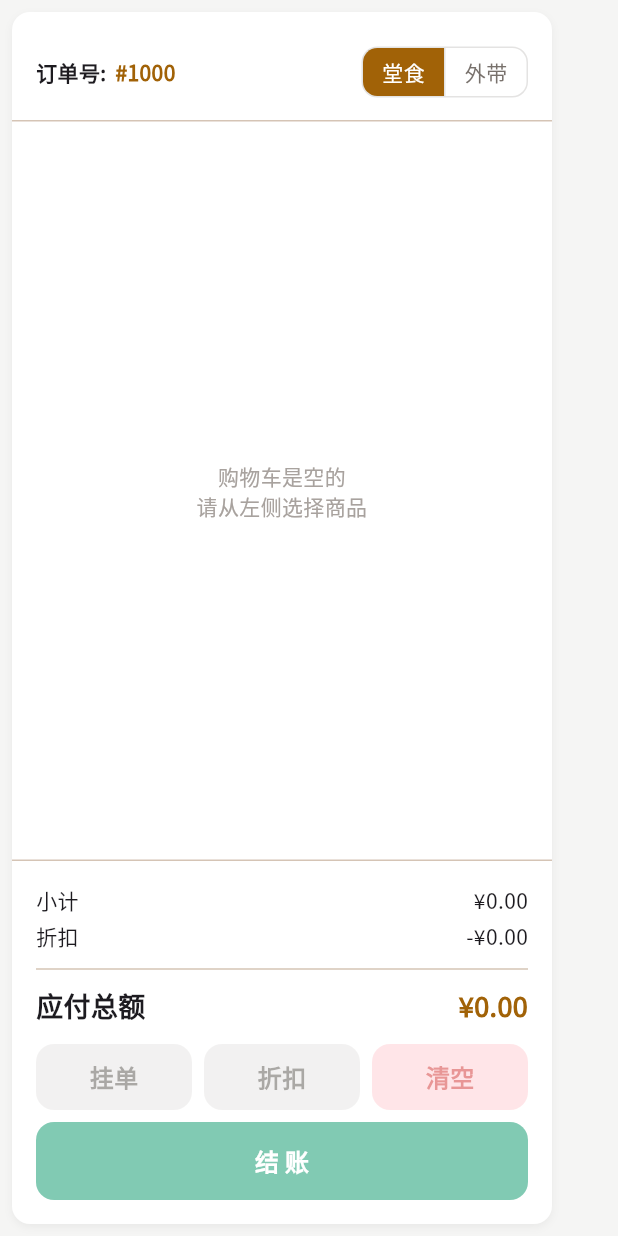
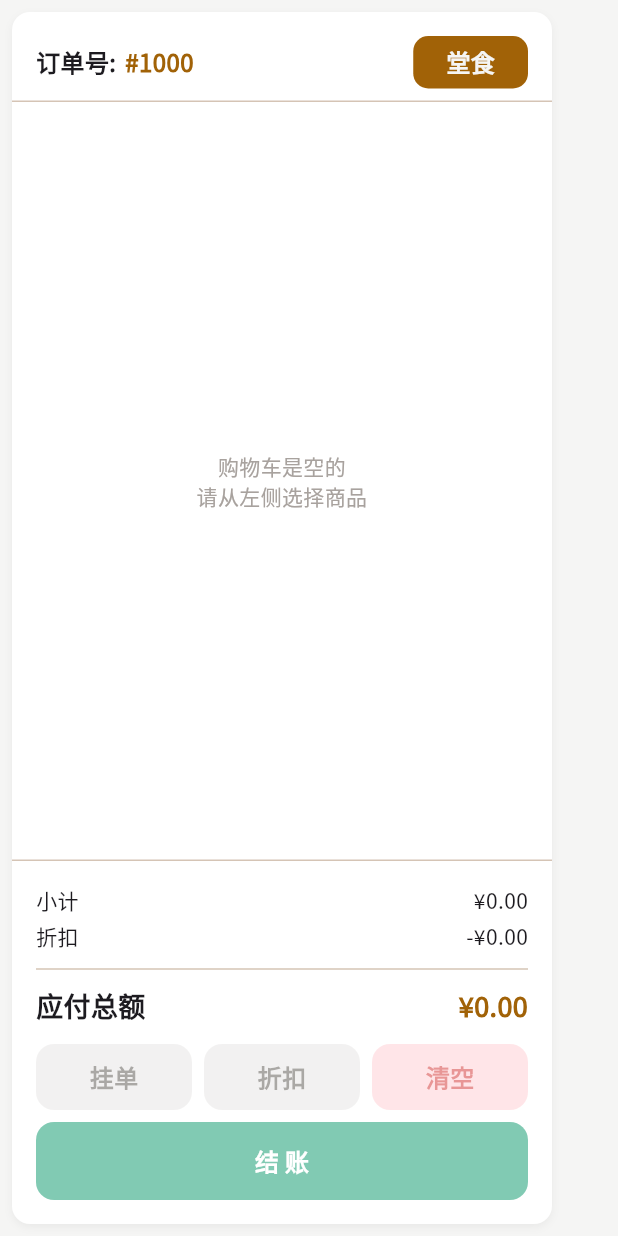
Before and after one commit to Aaron51FX/ShopStaffApp, a Flutter app: the CartPanel widget shown alone on an empty page, opened directly with empty values, on a phone screen of 412 x 824 dp. Run offline on Flutter 3.47's test engine with Material 3 defaults, Android fonts, the phone set to English and light mode, and no system bars; our stand-ins replace dio, equatable, flutter_riverpod, flutter_secure_storage, freezed_annotation, go_router and 3 more; missing offline and left inert: window_manager; accounts and stored records are empty.

Commit message:
modify bar info

```diff
--- a/shop_staff/lib/presentations/pos/widgets/cart_panel.dart
+++ b/shop_staff/lib/presentations/pos/widgets/cart_panel.dart
@@ -37,22 +37,18 @@ class CartPanel extends ConsumerWidget {
         Padding(
           padding: const EdgeInsets.fromLTRB(16, 16, 16, 8),
           child: Row(children: [
-            const Text('订单号:', style: TextStyle(fontWeight: FontWeight.bold)),
+            const Text('订单号:', style: TextStyle(fontWeight: FontWeight.bold, fontSize: 16)),
             const SizedBox(width: 6),
-            Text('#$orderNumber', style: const TextStyle(color: AppColors.amberPrimary, fontWeight: FontWeight.bold)),
+            Text('#$orderNumber', style: const TextStyle(color: AppColors.amberPrimary, fontWeight: FontWeight.bold, fontSize: 16)),
             const Spacer(),
-            ToggleButtons(
-              constraints: const BoxConstraints(minHeight: 32, minWidth: 54),
-              borderRadius: BorderRadius.circular(10),
-              isSelected: [orderMode == 'dine_in', orderMode == 'take_out'],
-              selectedColor: Colors.white,
-              fillColor: AppColors.amberPrimary,
-              color: AppColors.stone500,
-              onPressed: (i) {
-                final target = i == 0 ? 'dine_in' : 'take_out';
-                if (target != orderMode) vm.switchOrderMode();
-              },
-              children: const [Text('堂食'), Text('外带')],
+            //only display order mode
+            Container(
+              padding: const EdgeInsets.symmetric(horizontal: 22, vertical: 6),
+              decoration: BoxDecoration(
+                color: AppColors.amberPrimary,
+                borderRadius: BorderRadius.circular(10),
+              ),
+              child: Text(orderMode == 'dine_in' ? '堂食' : '外带', style: const TextStyle(color: AppColors.stone100, fontWeight: FontWeight.bold, fontSize: 16)),
             ),
           ]),
         ),
```
Also changed, not shown: shop_staff/lib/presentations/pos/widgets/pos_app_bar.dart (+18 -18 lines).
